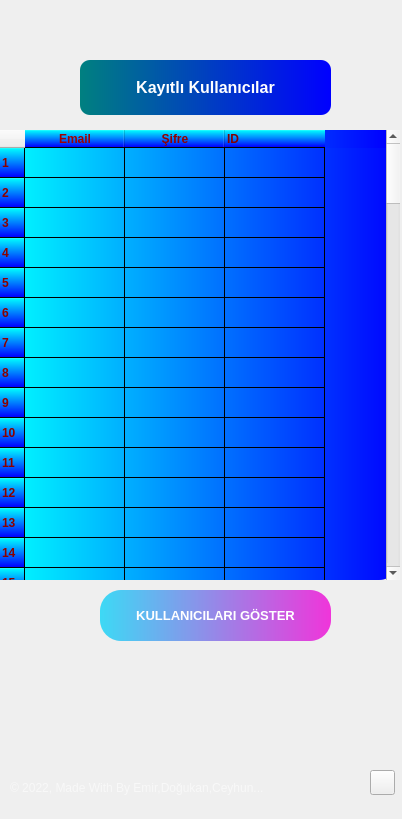
This is Object Oriented Programming Project (OOPP)/Tasarim/admingoster.ui in emircbn16/ObjectOrientedProgrammingProject as Qt 5 draws it before an edit. The edited form follows.
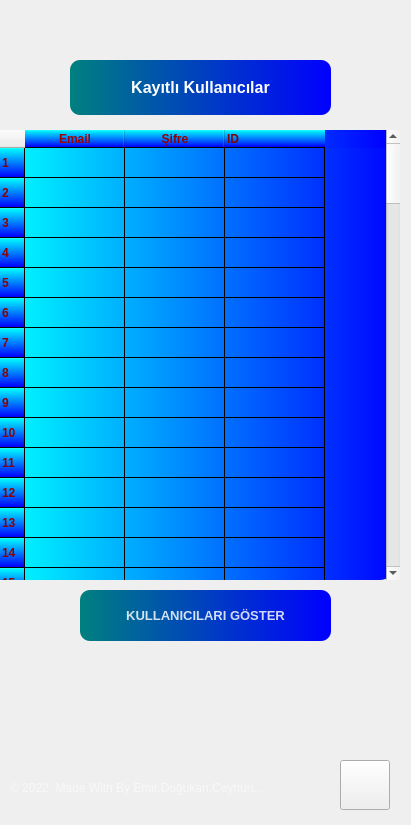
This is the edited form. Icons and pictures are not drawn.

The edit to the form file:
```diff
--- a/Object Oriented Programming Project (OOPP)/Tasarim/admingoster.ui
+++ b/Object Oriented Programming Project (OOPP)/Tasarim/admingoster.ui
@@ -6,8 +6,8 @@
    <rect>
     <x>0</x>
     <y>0</y>
-    <width>402</width>
-    <height>819</height>
+    <width>411</width>
+    <height>825</height>
    </rect>
   </property>
   <property name="windowTitle">
@@ -84,9 +84,9 @@
    <widget class="QLabel" name="lbl_login">
     <property name="geometry">
      <rect>
-      <x>110</x>
+      <x>100</x>
       <y>90</y>
-      <width>251</width>
+      <width>261</width>
       <height>55</height>
      </rect>
     </property>
@@ -133,35 +133,6 @@
      <string>© 2022, Made With By Emir,Doğukan,Ceyhun...</string>
     </property>
    </widget>
-   <widget class="QPushButton" name="btn_geri">
-    <property name="geometry">
-     <rect>
-      <x>400</x>
-      <y>800</y>
-      <width>25</width>
-      <height>25</height>
-     </rect>
-    </property>
-    <property name="font">
-     <font>
-      <pointsize>11</pointsize>
-      <weight>50</weight>
-      <bold>false</bold>
-      <underline>false</underline>
-     </font>
-    </property>
-    <property name="styleSheet">
-     <string notr="true">color:rgb(0,0,0)
-</string>
-    </property>
-    <property name="text">
-     <string/>
-    </property>
-    <property name="icon">
-     <iconset>
-      <normaloff>Images/geri.png</normaloff>Images/geri.png</iconset>
-    </property>
-   </widget>
    <widget class="QTableWidget" name="table">
     <property name="geometry">
      <rect>
@@ -414,9 +385,9 @@
    <widget class="QPushButton" name="btn_goster">
     <property name="geometry">
      <rect>
-      <x>130</x>
+      <x>110</x>
       <y>620</y>
-      <width>231</width>
+      <width>251</width>
       <height>51</height>
      </rect>
     </property>
@@ -433,12 +404,11 @@
      <enum>Qt::ClickFocus</enum>
     </property>
     <property name="styleSheet">
-     <string notr="true">QPushButton {font: 75 10pt &quot;Microsoft YaHei UI&quot;;
-font-weight: bold;
-color: rgb(255, 255, 255);
-background-color: qlineargradient(spread:pad, x1:0, y1:0, x2:1, y2:0, stop:0 rgb(61, 217, 245), stop:1 rgb(240, 53, 218));
-border-style: solid;
-border-radius:21px;
+     <string notr="true">QPushButton {
+color:rgba(255, 255, 255, 210);px:25;
+background-color: qlineargradient(spread:pad, x1:0, y1:0, x2:1, y2:0, stop:0 rgb(0, 128, 128), stop:1 rgb(0, 0, 255));
+border-radius:10px;
+
 }
 QPushButton:hover {
 background-color: qlineargradient(spread:pad, x1:0, y1:0, x2:1, y2:0, stop:0 rgb(0, 255, 255), stop:1 rgb(0, 128, 128));
@@ -449,6 +419,37 @@
     </property>
     <property name="text">
      <string>KULLANICILARI GÖSTER</string>
+    </property>
+    <property name="icon">
+     <iconset>
+      <normaloff>Images/Icon/kullanicilarikon.png</normaloff>Images/Icon/kullanicilarikon.png</iconset>
+    </property>
+   </widget>
+   <widget class="QPushButton" name="btn_geri">
+    <property name="geometry">
+     <rect>
+      <x>370</x>
+      <y>790</y>
+      <width>50</width>
+      <height>50</height>
+     </rect>
+    </property>
+    <property name="font">
+     <font>
+      <pointsize>11</pointsize>
+      <weight>50</weight>
+      <bold>false</bold>
+      <underline>false</underline>
+     </font>
+    </property>
+    <property name="cursor">
+     <cursorShape>BusyCursor</cursorShape>
+    </property>
+    <property name="styleSheet">
+     <string notr="true">border-image:url(:/images/Images/Icon/geri.png)</string>
+    </property>
+    <property name="text">
+     <string/>
     </property>
    </widget>
   </widget>
```
Left out of the diff: 14 changed lines with no effect on the pictures.
